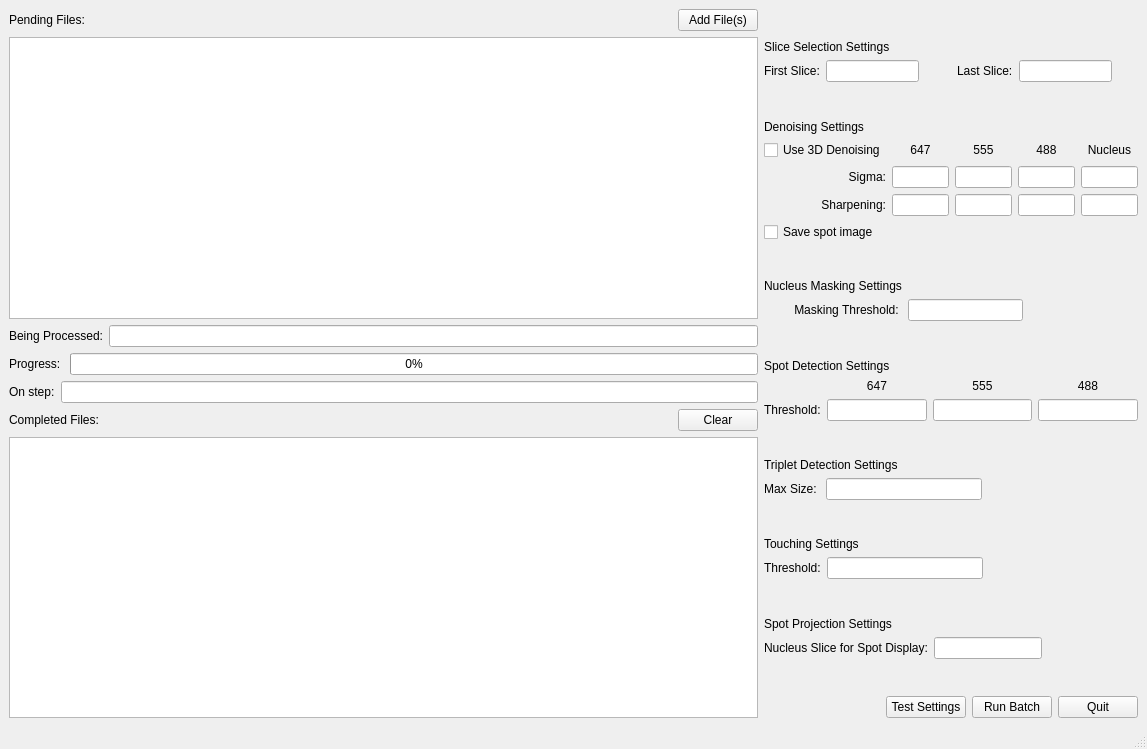
StathopoulosLab/find_spots, file findSpotsTool.ui: the form before one commit.
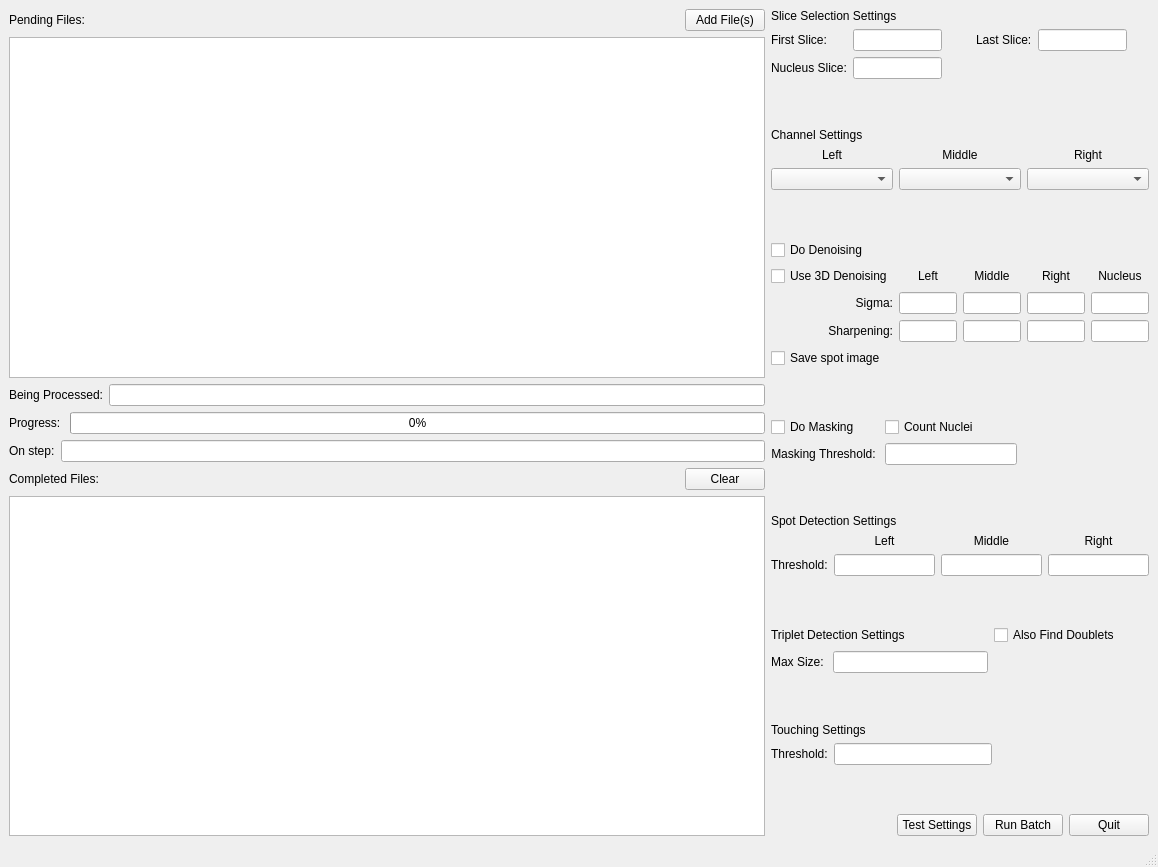
The form after the commit.

Commit message:
Rework UI and add features
Channels are now "left", "middle" and "right"
The source of each is selectable
Masking and denoising are now controlled from the UI
New feature: count nuclei

What changed in the file:
```diff
--- a/findSpotsTool.ui
+++ b/findSpotsTool.ui
@@ -6,8 +6,8 @@
    <rect>
     <x>0</x>
     <y>0</y>
-    <width>1147</width>
-    <height>749</height>
+    <width>1158</width>
+    <height>867</height>
    </rect>
   </property>
   <property name="windowTitle">
@@ -139,21 +139,15 @@
     </item>
     <item>
      <layout class="QVBoxLayout" name="rightVerticalLayout">
-      <item>
-       <spacer name="verticalSpacer_5">
-        <property name="orientation">
-         <enum>Qt::Vertical</enum>
-        </property>
-        <property name="sizeHint" stdset="0">
-         <size>
-          <width>366</width>
-          <height>13</height>
-         </size>
-        </property>
-       </spacer>
-      </item>
       <item>
        <layout class="QGridLayout" name="sliceSelectionGridLayout">
+        <item row="1" column="4">
+         <widget class="QLineEdit" name="lastSliceLineEdit">
+          <property name="alignment">
+           <set>Qt::AlignCenter</set>
+          </property>
+         </widget>
+        </item>
         <item row="0" column="0" colspan="3">
          <widget class="QLabel" name="sliceSelectionSettingsLabel">
           <property name="text">
@@ -161,20 +155,6 @@
           </property>
          </widget>
         </item>
-        <item row="1" column="4">
-         <widget class="QLineEdit" name="lastSliceLineEdit">
-          <property name="alignment">
-           <set>Qt::AlignCenter</set>
-          </property>
-         </widget>
-        </item>
-        <item row="1" column="0">
-         <widget class="QLabel" name="firstSliceLabel">
-          <property name="text">
-           <string>First Slice:</string>
-          </property>
-         </widget>
-        </item>
         <item row="1" column="3">
          <widget class="QLabel" name="lastSliceLabel">
           <property name="text">
@@ -182,18 +162,12 @@
           </property>
          </widget>
         </item>
-        <item row="1" column="2">
-         <spacer name="betweennSlicesHorizontalSpacer">
-          <property name="orientation">
-           <enum>Qt::Horizontal</enum>
+        <item row="1" column="0">
+         <widget class="QLabel" name="firstSliceLabel">
+          <property name="text">
+           <string>First Slice:</string>
           </property>
-          <property name="sizeHint" stdset="0">
-           <size>
-            <width>40</width>
-            <height>20</height>
-           </size>
-          </property>
-         </spacer>
+         </widget>
         </item>
         <item row="1" column="1">
          <widget class="QLineEdit" name="firstSliceLineEdit">
@@ -215,6 +189,99 @@
           </property>
          </spacer>
         </item>
+        <item row="1" column="2">
+         <spacer name="betweennSlicesHorizontalSpacer">
+          <property name="orientation">
+           <enum>Qt::Horizontal</enum>
+          </property>
+          <property name="sizeHint" stdset="0">
+           <size>
+            <width>40</width>
+            <height>20</height>
+           </size>
+          </property>
+         </spacer>
+        </item>
+        <item row="2" column="0">
+         <widget class="QLabel" name="nucleusSliceLabel">
+          <property name="text">
+           <string>Nucleus Slice:</string>
+          </property>
+         </widget>
+        </item>
+        <item row="2" column="1">
+         <widget class="QLineEdit" name="nucleusSliceLineEdit">
+          <property name="alignment">
+           <set>Qt::AlignCenter</set>
+          </property>
+         </widget>
+        </item>
+       </layout>
+      </item>
+      <item>
+       <spacer name="verticalSpacer_1">
+        <property name="orientation">
+         <enum>Qt::Vertical</enum>
+        </property>
+        <property name="sizeHint" stdset="0">
+         <size>
+          <width>366</width>
+          <height>13</height>
+         </size>
+        </property>
+       </spacer>
+      </item>
+      <item>
+       <layout class="QGridLayout" name="channelsGridLayout">
+        <item row="3" column="0">
+         <widget class="QComboBox" name="leftChannelComboBox"/>
+        </item>
+        <item row="1" column="0">
+         <widget class="QLabel" name="channelsLabel">
+          <property name="text">
+           <string>Channel Settings</string>
+          </property>
+          <property name="alignment">
+           <set>Qt::AlignLeading|Qt::AlignLeft|Qt::AlignVCenter</set>
+          </property>
+         </widget>
+        </item>
+        <item row="2" column="1">
+         <widget class="QLabel" name="middleChannelLabel">
+          <property name="text">
+           <string>Middle</string>
+          </property>
+          <property name="alignment">
+           <set>Qt::AlignCenter</set>
+          </property>
+         </widget>
+        </item>
+        <item row="2" column="0">
+         <widget class="QLabel" name="leftChannelLabel">
+          <property name="text">
+           <string>Left</string>
+          </property>
+          <property name="alignment">
+           <set>Qt::AlignCenter</set>
+          </property>
+         </widget>
+        </item>
+        <item row="2" column="2">
+         <widget class="QLabel" name="rightChannelLabel">
+          <property name="text">
+           <string>Right</string>
+          </property>
+          <property name="alignment">
+           <set>Qt::AlignCenter</set>
+          </property>
+         </widget>
+        </item>
+        <item row="3" column="2">
+         <widget class="QComboBox" name="rightChannelComboBox"/>
+        </item>
+        <item row="3" column="1">
+         <widget class="QComboBox" name="middleChannelComboBox"/>
+        </item>
        </layout>
       </item>
       <item>
@@ -232,6 +299,68 @@
       </item>
       <item>
        <layout class="QGridLayout" name="denoiseSettingsGridLayout">
+        <item row="3" column="3">
+         <widget class="QLineEdit" name="rightSigmaLineEdit">
+          <property name="alignment">
+           <set>Qt::AlignCenter</set>
+          </property>
+         </widget>
+        </item>
+        <item row="4" column="4">
+         <widget class="QLineEdit" name="sharpenNucleusLineEdit">
+          <property name="alignment">
+           <set>Qt::AlignCenter</set>
+          </property>
+         </widget>
+        </item>
+        <item row="5" column="0">
+         <widget class="QCheckBox" name="saveDetectedSpotsCheckBox">
+          <property name="text">
+           <string>Save spot image</string>
+          </property>
+         </widget>
+        </item>
+        <item row="1" column="3">
+         <widget class="QLabel" name="rightDenoiseLabel">
+          <property name="text">
+           <string>Right</string>
+          </property>
+          <property name="alignment">
+           <set>Qt::AlignCenter</set>
+          </property>
+         </widget>
+        </item>
+        <item row="3" column="1">
+         <widget class="QLineEdit" name="leftSigmaLineEdit">
+          <property name="alignment">
+           <set>Qt::AlignCenter</set>
+          </property>
+         </widget>
+        </item>
+        <item row="4" column="3">
+         <widget class="QLineEdit" name="rightSharpenLineEdit">
+          <property name="alignment">
+           <set>Qt::AlignCenter</set>
+          </property>
+         </widget>
+        </item>
+        <item row="3" column="0">
+         <widget class="QLabel" name="sigmaLabel">
+          <property name="text">
+           <string>Sigma:</string>
+          </property>
+          <property name="alignment">
+           <set>Qt::AlignRight|Qt::AlignTrailing|Qt::AlignVCenter</set>
+          </property>
+         </widget>
+        </item>
+        <item row="0" column="0">
+         <widget class="QCheckBox" name="denoiseCheckBox">
+          <property name="text">
+           <string>Do Denoising</string>
+          </property>
+         </widget>
+        </item>
         <item row="4" column="0">
          <widget class="QLabel" name="sharpenLabel">
           <property name="text">
@@ -242,56 +371,18 @@
           </property>
          </widget>
         </item>
-        <item row="1" column="4">
-         <widget class="QLabel" name="denoiseNucleusLabel">
-          <property name="text">
-           <string>Nucleus</string>
-          </property>
-          <property name="alignment">
-           <set>Qt::AlignCenter</set>
-          </property>
-         </widget>
-        </item>
-        <item row="3" column="1">
-         <widget class="QLineEdit" name="sigma647LineEdit">
-          <property name="alignment">
-           <set>Qt::AlignCenter</set>
-          </property>
-         </widget>
-        </item>
-        <item row="0" column="0" colspan="2">
-         <widget class="QLabel" name="denoiseSettingsLabel">
-          <property name="text">
-           <string>Denoising Settings</string>
-          </property>
-         </widget>
-        </item>
         <item row="1" column="1">
-         <widget class="QLabel" name="denoise647Label">
+         <widget class="QLabel" name="leftDenoiseLabel">
           <property name="text">
-           <string>647</string>
+           <string>Left</string>
           </property>
           <property name="alignment">
            <set>Qt::AlignCenter</set>
           </property>
          </widget>
         </item>
-        <item row="3" column="3">
-         <widget class="QLineEdit" name="sigma488LineEdit">
-          <property name="alignment">
-           <set>Qt::AlignCenter</set>
-          </property>
-         </widget>
-        </item>
-        <item row="3" column="2">
-         <widget class="QLineEdit" name="sigma555LineEdit">
-          <property name="alignment">
-           <set>Qt::AlignCenter</set>
-          </property>
-         </widget>
-        </item>
-        <item row="4" column="3">
-         <widget class="QLineEdit" name="sharpen488LineEdit">
+        <item row="4" column="1">
+         <widget class="QLineEdit" name="leftSharpenLineEdit">
           <property name="alignment">
            <set>Qt::AlignCenter</set>
           </property>
@@ -304,47 +395,40 @@
           </property>
          </widget>
         </item>
+        <item row="1" column="4">
+         <widget class="QLabel" name="denoiseNucleusLabel">
+          <property name="text">
+           <string>Nucleus</string>
+          </property>
+          <property name="alignment">
+           <set>Qt::AlignCenter</set>
+          </property>
+         </widget>
+        </item>
+        <item row="3" column="2">
+         <widget class="QLineEdit" name="middleSigmaLineEdit">
+          <property name="alignment">
+           <set>Qt::AlignCenter</set>
+          </property>
+         </widget>
+        </item>
         <item row="1" column="2">
-         <widget class="QLabel" name="denoise555Label">
+         <widget class="QLabel" name="middleDenoiseLabel">
           <property name="text">
-           <string>555</string>
+           <string>Middle</string>
           </property>
           <property name="alignment">
            <set>Qt::AlignCenter</set>
           </property>
          </widget>
         </item>
-        <item row="4" column="1">
-         <widget class="QLineEdit" name="sharpen647LineEdit">
-          <property name="alignment">
-           <set>Qt::AlignCenter</set>
-          </property>
-         </widget>
-        </item>
-        <item row="4" column="4">
-         <widget class="QLineEdit" name="sharpenNucleusLineEdit">
-          <property name="alignment">
-           <set>Qt::AlignCenter</set>
-          </property>
-         </widget>
-        </item>
         <item row="4" column="2">
-         <widget class="QLineEdit" name="sharpen555LineEdit">
+         <widget class="QLineEdit" name="middleSharpenLineEdit">
           <property name="alignment">
            <set>Qt::AlignCenter</set>
           </property>
          </widget>
         </item>
-        <item row="3" column="0">
-         <widget class="QLabel" name="sigmaLabel">
-          <property name="text">
-           <string>Sigma:</string>
-          </property>
-          <property name="alignment">
-           <set>Qt::AlignRight|Qt::AlignTrailing|Qt::AlignVCenter</set>
-          </property>
-         </widget>
-        </item>
         <item row="3" column="4">
          <widget class="QLineEdit" name="sigmaNucleusLineEdit">
           <property name="alignment">
@@ -352,27 +436,10 @@
           </property>
          </widget>
         </item>
-        <item row="1" column="3">
-         <widget class="QLabel" name="denoise488Label">
-          <property name="text">
-           <string>488</string>
-          </property>
-          <property name="alignment">
-           <set>Qt::AlignCenter</set>
-          </property>
-         </widget>
-        </item>
-        <item row="5" column="0">
-         <widget class="QCheckBox" name="saveDetectedSpotsCheckBox">
-          <property name="text">
-           <string>Save spot image</string>
-          </property>
-         </widget>
-        </item>
        </layout>
       </item>
       <item>
-       <spacer name="verticalSpacer_6">
+       <spacer name="verticalSpacer_3">
         <property name="orientation">
          <enum>Qt::Vertical</enum>
         </property>
@@ -386,6 +453,19 @@
       </item>
       <item>
        <layout class="QGridLayout" name="nucleusMaskingGridLayout">
+        <item row="1" column="2">
+         <spacer name="nucleusMaskingHorizontalSpacer">
+          <property name="orientation">
+           <enum>Qt::Horizontal</enum>
+          </property>
+          <property name="sizeHint" stdset="0">
+           <size>
+            <width>40</width>
+            <height>20</height>
+           </size>
+          </property>
+         </spacer>
+        </item>
         <item row="1" column="1">
          <widget class="QLineEdit" name="nucleusMaskingThresholdLineEdit">
           <property name="alignment">
@@ -404,29 +484,23 @@
          </widget>
         </item>
         <item row="0" column="0">
-         <widget class="QLabel" name="nucleusMaskingLabel">
+         <widget class="QCheckBox" name="maskingCheckBox">
           <property name="text">
-           <string>Nucleus Masking Settings</string>
+           <string>Do Masking</string>
           </property>
          </widget>
         </item>
-        <item row="1" column="2">
-         <spacer name="nucleusMaskingHorizontalSpacer">
-          <property name="orientation">
-           <enum>Qt::Horizontal</enum>
+        <item row="0" column="1">
+         <widget class="QCheckBox" name="countNucleiCheckBox">
+          <property name="text">
+           <string>Count Nuclei</string>
           </property>
-          <property name="sizeHint" stdset="0">
-           <size>
-            <width>40</width>
-            <height>20</height>
-           </size>
-          </property>
-         </spacer>
+         </widget>
         </item>
        </layout>
       </item>
       <item>
-       <spacer name="verticalSpacer_3">
+       <spacer name="verticalSpacer_4">
         <property name="orientation">
          <enum>Qt::Vertical</enum>
         </property>
@@ -441,9 +515,9 @@
       <item>
        <layout class="QGridLayout" name="spotDetectionGridLayout">
         <item row="2" column="3">
-         <widget class="QLabel" name="spotDetection488Label">
+         <widget class="QLabel" name="rightSpotDetectionLabel">
           <property name="text">
-           <string>488</string>
+           <string>Right</string>
           </property>
           <property name="alignment">
            <set>Qt::AlignCenter</set>
@@ -451,16 +525,16 @@
          </widget>
         </item>
         <item row="3" column="1">
-         <widget class="QLineEdit" name="spotDetection647ThresholdLineEdit">
+         <widget class="QLineEdit" name="leftSpotDetectionThresholdLineEdit">
           <property name="alignment">
            <set>Qt::AlignCenter</set>
           </property>
          </widget>
         </item>
         <item row="2" column="2">
-         <widget class="QLabel" name="spotDetection555Label">
+         <widget class="QLabel" name="middleSpotDetection555Label">
           <property name="text">
-           <string>555</string>
+           <string>Middle</string>
           </property>
           <property name="alignment">
            <set>Qt::AlignCenter</set>
@@ -468,7 +542,7 @@
          </widget>
         </item>
         <item row="3" column="3">
-         <widget class="QLineEdit" name="spotDetection488ThresholdLineEdit">
+         <widget class="QLineEdit" name="rightSpotDetectionThresholdLineEdit">
           <property name="alignment">
            <set>Qt::AlignCenter</set>
           </property>
@@ -489,16 +563,16 @@
          </widget>
         </item>
         <item row="3" column="2">
-         <widget class="QLineEdit" name="spotDetection555ThresholdLineEdit">
+         <widget class="QLineEdit" name="middleSpotDetectionThresholdLineEdit">
           <property name="alignment">
            <set>Qt::AlignCenter</set>
           </property>
          </widget>
         </item>
         <item row="2" column="1">
-         <widget class="QLabel" name="spotDetection647Label">
+         <widget class="QLabel" name="leftSpotDetectionLabel">
           <property name="text">
-           <string>647</string>
+           <string>Left</string>
           </property>
           <property name="alignment">
            <set>Qt::AlignCenter</set>
@@ -508,7 +582,7 @@
        </layout>
       </item>
       <item>
-       <spacer name="verticalSpacer_8">
+       <spacer name="verticalSpacer_5">
         <property name="orientation">
          <enum>Qt::Vertical</enum>
         </property>
@@ -559,10 +633,17 @@
           </property>
          </widget>
         </item>
+        <item row="1" column="2">
+         <widget class="QCheckBox" name="findDoubletsCheckBox">
+          <property name="text">
+           <string>Also Find Doublets</string>
+          </property>
+         </widget>
+        </item>
        </layout>
       </item>
       <item>
-       <spacer name="verticalSpacer">
+       <spacer name="verticalSpacer_6">
         <property name="orientation">
          <enum>Qt::Vertical</enum>
         </property>
@@ -612,57 +693,6 @@
         </item>
        </layout>
       </item>
-      <item>
-       <spacer name="verticalSpacer_4">
-        <property name="orientation">
-         <enum>Qt::Vertical</enum>
-        </property>
-        <property name="sizeHint" stdset="0">
-         <size>
-          <width>366</width>
-          <height>13</height>
-         </size>
-        </property>
-       </spacer>
-      </item>
-      <item>
-       <layout class="QGridLayout" name="spotProjectionGridLayout">
-        <item row="0" column="0">
-         <widget class="QLabel" name="spotProjectionSettingsLabel">
-          <property name="text">
-           <string>Spot Projection Settings</string>
-          </property>
-         </widget>
-        </item>
-        <item row="1" column="0" alignment="Qt::AlignRight">
-         <widget class="QLabel" name="spotProjectionsSliceLabel">
-          <property name="text">
-           <string>Nucleus Slice for Spot Display:</string>
-          </property>
-         </widget>
-        </item>
-        <item row="1" column="1">
-         <widget class="QLineEdit" name="spotProjectionSliceLineEdit">
-          <property name="alignment">
-           <set>Qt::AlignCenter</set>
-          </property>
-         </widget>
-        </item>
-        <item row="1" column="2">
-         <spacer name="spotProjectionHorizontalSpacer">
-          <property name="orientation">
-           <enum>Qt::Horizontal</enum>
-          </property>
-          <property name="sizeHint" stdset="0">
-           <size>
-            <width>40</width>
-            <height>20</height>
-           </size>
-          </property>
-         </spacer>
-        </item>
-       </layout>
-      </item>
       <item>
        <spacer name="verticalSpacer_7">
         <property name="orientation">
@@ -723,7 +753,7 @@
     <rect>
      <x>0</x>
      <y>0</y>
-     <width>1147</width>
+     <width>1158</width>
      <height>24</height>
     </rect>
    </property>
```
Left out of the diff: 18 changed lines with no effect on the pictures. The commit also changes 6 other files.
